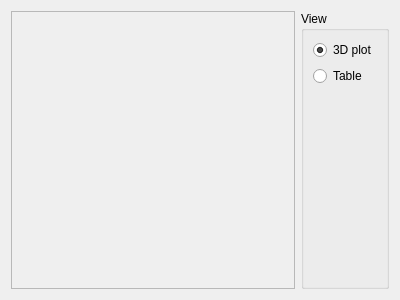
Qt form UI/histogram2d.ui (Shadasviar/APOD) before a commit.
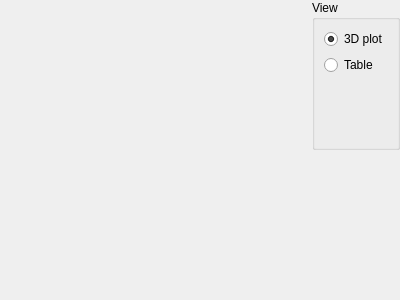
The same form after that commit.

Commit message: Add axis for 3D plot

```diff
--- a/UI/histogram2d.ui
+++ b/UI/histogram2d.ui
@@ -14,21 +14,21 @@
    <string>Frame</string>
   </property>
   <layout class="QGridLayout" name="gridLayout">
-   <item row="0" column="0">
-    <widget class="QFrame" name="histFrame">
-     <property name="frameShape">
-      <enum>QFrame::StyledPanel</enum>
-     </property>
-     <property name="frameShadow">
-      <enum>QFrame::Raised</enum>
-     </property>
-     <layout class="QVBoxLayout" name="verticalLayout_3">
-      <item>
-       <layout class="QVBoxLayout" name="histlayout"/>
-      </item>
-     </layout>
-    </widget>
-   </item>
+   <property name="leftMargin">
+    <number>0</number>
+   </property>
+   <property name="topMargin">
+    <number>0</number>
+   </property>
+   <property name="rightMargin">
+    <number>0</number>
+   </property>
+   <property name="bottomMargin">
+    <number>0</number>
+   </property>
+   <property name="spacing">
+    <number>0</number>
+   </property>
    <item row="0" column="1">
     <widget class="QGroupBox" name="typeBox">
      <property name="sizePolicy">
@@ -74,6 +74,53 @@
      </layout>
     </widget>
    </item>
+   <item row="1" column="1">
+    <spacer name="verticalSpacer_2">
+     <property name="orientation">
+      <enum>Qt::Vertical</enum>
+     </property>
+     <property name="sizeHint" stdset="0">
+      <size>
+       <width>20</width>
+       <height>40</height>
+      </size>
+     </property>
+    </spacer>
+   </item>
+   <item row="0" column="0" rowspan="2">
+    <widget class="QFrame" name="histFrame">
+     <property name="frameShape">
+      <enum>QFrame::NoFrame</enum>
+     </property>
+     <property name="frameShadow">
+      <enum>QFrame::Raised</enum>
+     </property>
+     <layout class="QVBoxLayout" name="verticalLayout_3">
+      <property name="spacing">
+       <number>0</number>
+      </property>
+      <property name="leftMargin">
+       <number>0</number>
+      </property>
+      <property name="topMargin">
+       <number>0</number>
+      </property>
+      <property name="rightMargin">
+       <number>0</number>
+      </property>
+      <property name="bottomMargin">
+       <number>0</number>
+      </property>
+      <item>
+       <layout class="QVBoxLayout" name="histlayout">
+        <property name="spacing">
+         <number>0</number>
+        </property>
+       </layout>
+      </item>
+     </layout>
+    </widget>
+   </item>
   </layout>
  </widget>
  <resources/>
```
The commit also changes 2 other files.
